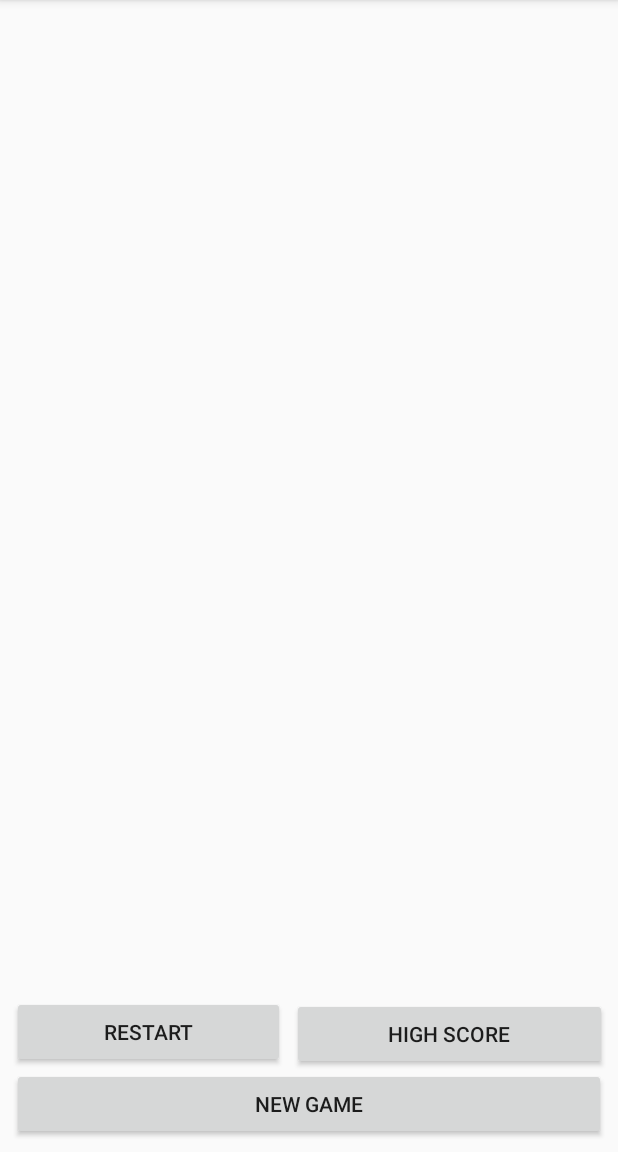
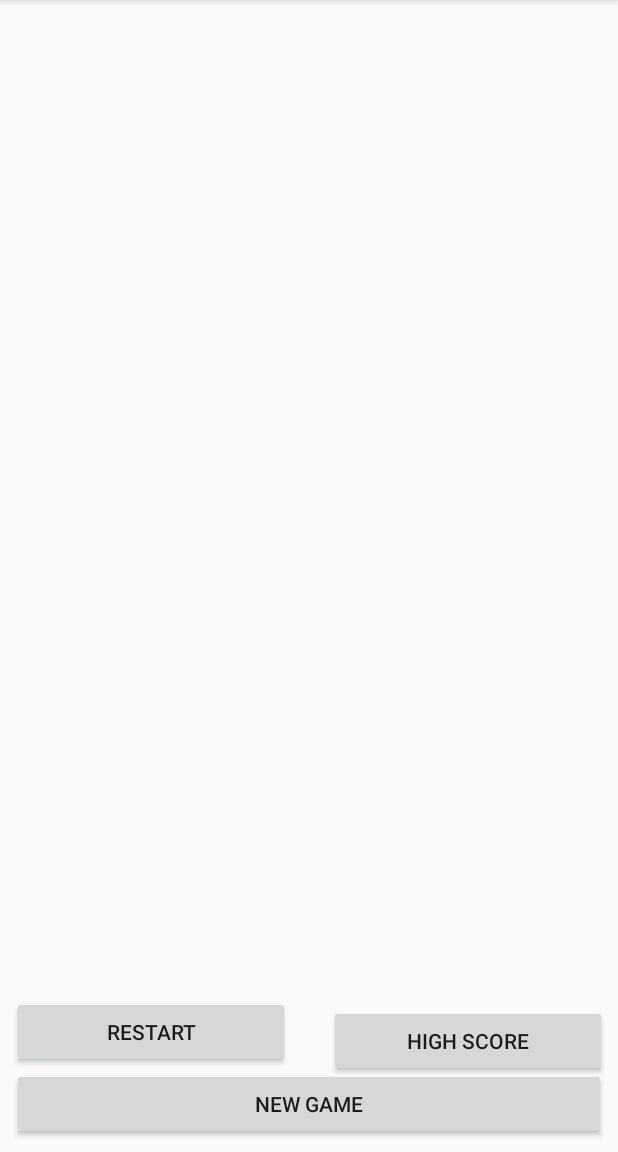
Before and after one commit to EirikSkogstad/Android_TicTacToe, an Android app: the screen it shows after launch (GameBoard), on a phone screen of 412 x 824 dp, the part 84-1236 px from its top. Run offline under Robolectric (Android 15) with nearby library versions, the phone set to English and light mode, and no system bars.

Commit message:
Fixed button width

```diff
--- a/app/src/main/res/layout/activity_game_board.xml
+++ b/app/src/main/res/layout/activity_game_board.xml
@@ -24,14 +24,14 @@
 
     <Button
         android:id="@+id/button_high_score"
-        android:layout_width="210dp"
+        android:layout_width="185dp"
         android:layout_height="48dp"
-        android:layout_marginBottom="-1dp"
         android:layout_marginEnd="7dp"
-        android:layout_marginRight="8dp"
+        android:layout_marginRight="142dp"
         android:text="@string/high_score_text"
         app:layout_constraintBottom_toTopOf="@+id/button_new_game"
-        app:layout_constraintRight_toRightOf="parent" />
+        app:layout_constraintRight_toRightOf="parent"
+        android:layout_marginBottom="-6dp" />
 
     <Button
         android:id="@+id/button_new_game"
@@ -50,12 +50,12 @@
 
     <Button
         android:id="@+id/button_restart"
-        android:layout_width="182dp"
+        android:layout_width="185dp"
         android:layout_height="48dp"
+        android:layout_marginLeft="8dp"
         android:layout_marginStart="8dp"
         android:text="@string/restart_text"
-        android:layout_marginLeft="8dp"
-        app:layout_constraintLeft_toLeftOf="parent"
-        app:layout_constraintBottom_toTopOf="@+id/button_new_game" />
+        app:layout_constraintBottom_toTopOf="@+id/button_new_game"
+        app:layout_constraintLeft_toLeftOf="parent" />
 
 </android.support.constraint.ConstraintLayout>
```
